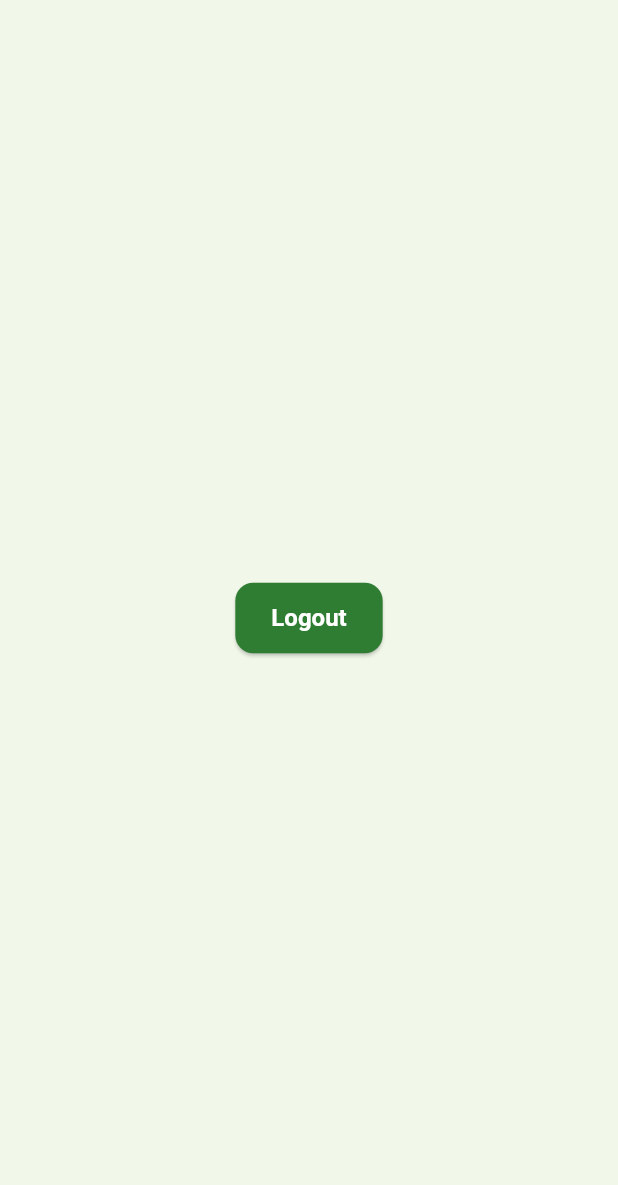
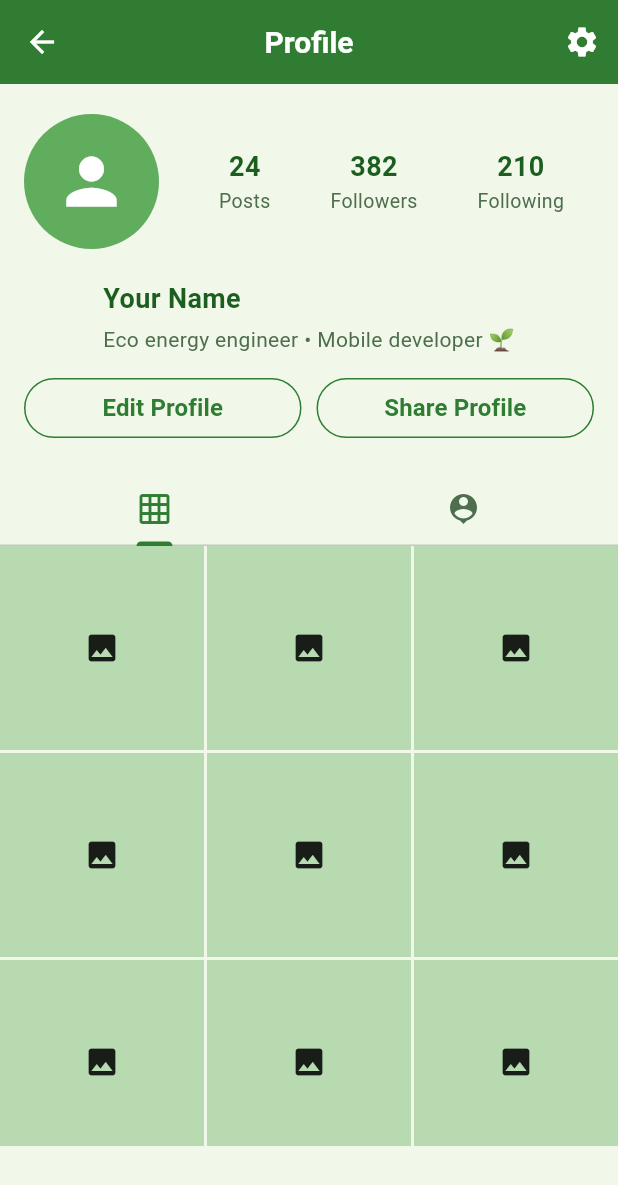
Before and after one commit to abdelmoughith/flutter-project, a Flutter app: the Profile screen opened directly, on a phone screen of 412 x 824 dp. Shown: the top 1185 px of the screen. Run offline on Flutter 3.47's test engine with Material 3 defaults, Android fonts, the phone set to English and light mode, and no system bars; our stand-ins replace shared_preferences; accounts and stored records are empty.

Commit message:
profile page and profile settings

```diff
--- a/lib/pages/profile.dart
+++ b/lib/pages/profile.dart
@@ -1,30 +1,204 @@
 import 'package:flutter/material.dart';
-import 'package:flutter/services.dart';
-import 'package:shared_preferences/shared_preferences.dart';
+import '../theme/app_colors.dart';
+import 'profile_settings.dart'; // <-- Create this screen
 
-import '../theme/app_colors.dart';
-import 'login_page.dart';
-
-class Profile extends StatelessWidget {
+class Profile extends StatefulWidget {
   const Profile({super.key});
 
   @override
+  State<Profile> createState() => _ProfileState();
+}
+
+class _ProfileState extends State<Profile> with TickerProviderStateMixin {
+  late TabController _tabController;
+
+  @override
+  void initState() {
+    super.initState();
+    _tabController = TabController(length: 2, vsync: this);
+  }
+
+  @override
   Widget build(BuildContext context) {
-    return Center(
-      child: ElevatedButton(
-        onPressed: () async {
-          final prefs = await SharedPreferences.getInstance();
-          await prefs.remove('jwt_token');
-          Navigator.pushReplacement(
-            context,
-            MaterialPageRoute(builder: (_) => const LoginPage()),
-          );
-        },
-        child: Text(
-          "Logout",
-          style: TextStyle(fontSize: 16),
+    return Scaffold(
+      backgroundColor: AppColors.background,
+
+      appBar: AppBar(
+        title: const Text("Profile"),
+        actions: [
+          IconButton(
+            icon: const Icon(Icons.settings),
+            onPressed: () {
+              Navigator.push(
+                context,
+                MaterialPageRoute(builder: (_) => const ProfileSettings()),
+              );
+            },
+          ),
+        ],
+        elevation: 1,
+      ),
+
+      body: SingleChildScrollView(
+        child: Column(
+          children: [
+
+            // ---------- PROFILE HEADER ----------
+            Padding(
+              padding: const EdgeInsets.symmetric(horizontal: 16, vertical: 20),
+              child: Row(
+                children: [
+                  CircleAvatar(
+                    radius: 45,
+                    backgroundColor: AppColors.primaryLight,
+                    child: Icon(Icons.person, size: 50, color: AppColors.textOnPrimary),
+                  ),
+
+                  const SizedBox(width: 20),
+
+                  Expanded(
+                    child: Row(
+                      mainAxisAlignment: MainAxisAlignment.spaceAround,
+                      children: [
+                        _buildCounter("Posts", "24"),
+                        _buildCounter("Followers", "382"),
+                        _buildCounter("Following", "210"),
+                      ],
+                    ),
+                  ),
+                ],
+              ),
+            ),
+
+            // ---------- USERNAME & BIO ----------
+            Padding(
+              padding: const EdgeInsets.symmetric(horizontal: 16),
+              child: Column(
+                crossAxisAlignment: CrossAxisAlignment.start,
+                children: [
+                  Text(
+                    "Your Name",
+                    style: TextStyle(
+                      fontSize: 18,
+                      fontWeight: FontWeight.bold,
+                      color: AppColors.textPrimary,
+                    ),
+                  ),
+                  const SizedBox(height: 4),
+                  Text(
+                    "Eco energy engineer • Mobile developer 🌱",
+                    style: TextStyle(
+                      fontSize: 14,
+                      color: AppColors.textSecondary,
+                    ),
+                  ),
+                ],
+              ),
+            ),
+
+            const SizedBox(height: 12),
+
+            // ---------- EDIT PROFILE & SHARE ----------
+            Padding(
+              padding: const EdgeInsets.symmetric(horizontal: 16),
+              child: Row(
+                children: [
+                  Expanded(
+                    child: OutlinedButton(
+                      style: OutlinedButton.styleFrom(
+                        side: BorderSide(color: AppColors.primary),
+                        foregroundColor: AppColors.primary,
+                      ),
+                      onPressed: () {},
+                      child: const Text("Edit Profile"),
+                    ),
+                  ),
+                  const SizedBox(width: 10),
+                  Expanded(
+                    child: OutlinedButton(
+                      style: OutlinedButton.styleFrom(
+                        side: BorderSide(color: AppColors.primary),
+                        foregroundColor: AppColors.primary,
+                      ),
+                      onPressed: () {},
+                      child: const Text("Share Profile"),
+                    ),
+                  ),
+                ],
+              ),
+            ),
+
+            const SizedBox(height: 20),
+
+            // ---------- TABS ----------
+            TabBar(
+              controller: _tabController,
+              indicatorColor: AppColors.primary,
+              labelColor: AppColors.primary,
+              unselectedLabelColor: AppColors.textSecondary,
+              tabs: const [
+                Tab(icon: Icon(Icons.grid_on)),
+                Tab(icon: Icon(Icons.person_pin)),
+              ],
+            ),
+
+            // ---------- POSTS (NO logout, NO extra widgets) ----------
+            SizedBox(
+              height: 400,
+              child: TabBarView(
+                controller: _tabController,
+                children: [
+                  _buildPostsGrid(),
+                  _buildPostsGrid(),
+                ],
+              ),
+            ),
+          ],
         ),
-      )
+      ),
+    );
+  }
+
+  // ---------------- Widgets ----------------
+
+  Widget _buildCounter(String label, String count) {
+    return Column(
+      children: [
+        Text(
+          count,
+          style: TextStyle(
+            fontSize: 18,
+            fontWeight: FontWeight.bold,
+            color: AppColors.textPrimary,
+          ),
+        ),
+        Text(
+          label,
+          style: TextStyle(
+            color: AppColors.textSecondary,
+            fontSize: 13,
+          ),
+        ),
+      ],
+    );
+  }
+
+  Widget _buildPostsGrid() {
+    return GridView.builder(
+      padding: EdgeInsets.zero,
+      physics: const NeverScrollableScrollPhysics(),
+      itemCount: 12,
+      gridDelegate: const SliverGridDelegateWithFixedCrossAxisCount(
+        crossAxisCount: 3,
+        mainAxisSpacing: 2,
+        crossAxisSpacing: 2,
+      ),
+      itemBuilder: (context, index) {
+        return Container(
+          color: AppColors.primaryLight.withOpacity(0.4),
+          child: const Icon(Icons.image),
+        );
+      },
     );
   }
 }
```
Also changed, not shown: lib/pages/home.dart (+10 -1 lines), lib/pages/profile_settings.dart (added, +131 -0 lines), pubspec.lock.
